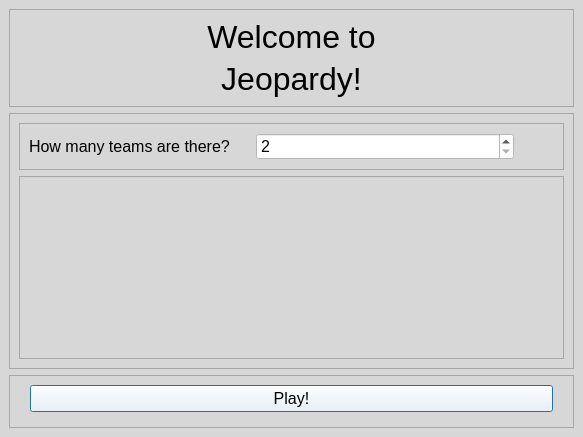
First picture: the form in UI_Files/jeopardy_menu_window.ui, repository Thomas1B/Jeeopardy-, before the edit.
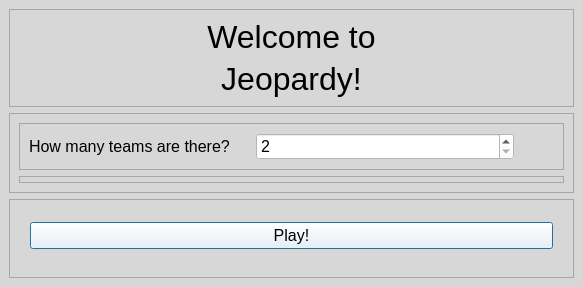
Second picture: the form after the edit. Icons and pictures are not drawn.

Commit message: updated menu window

Patch:
```diff
--- a/UI_Files/jeopardy_menu_window.ui
+++ b/UI_Files/jeopardy_menu_window.ui
@@ -7,7 +7,7 @@
     <x>0</x>
     <y>0</y>
     <width>583</width>
-    <height>437</height>
+    <height>287</height>
    </rect>
   </property>
   <property name="windowTitle">
@@ -171,7 +171,7 @@
        <item>
         <widget class="QFrame" name="team_name_frame">
          <property name="sizePolicy">
-          <sizepolicy hsizetype="Preferred" vsizetype="MinimumExpanding">
+          <sizepolicy hsizetype="Preferred" vsizetype="Preferred">
            <horstretch>0</horstretch>
            <verstretch>0</verstretch>
           </sizepolicy>
```
Left out of the diff: 2 changed lines with no effect on the pictures. The commit also changes 1 other file.
